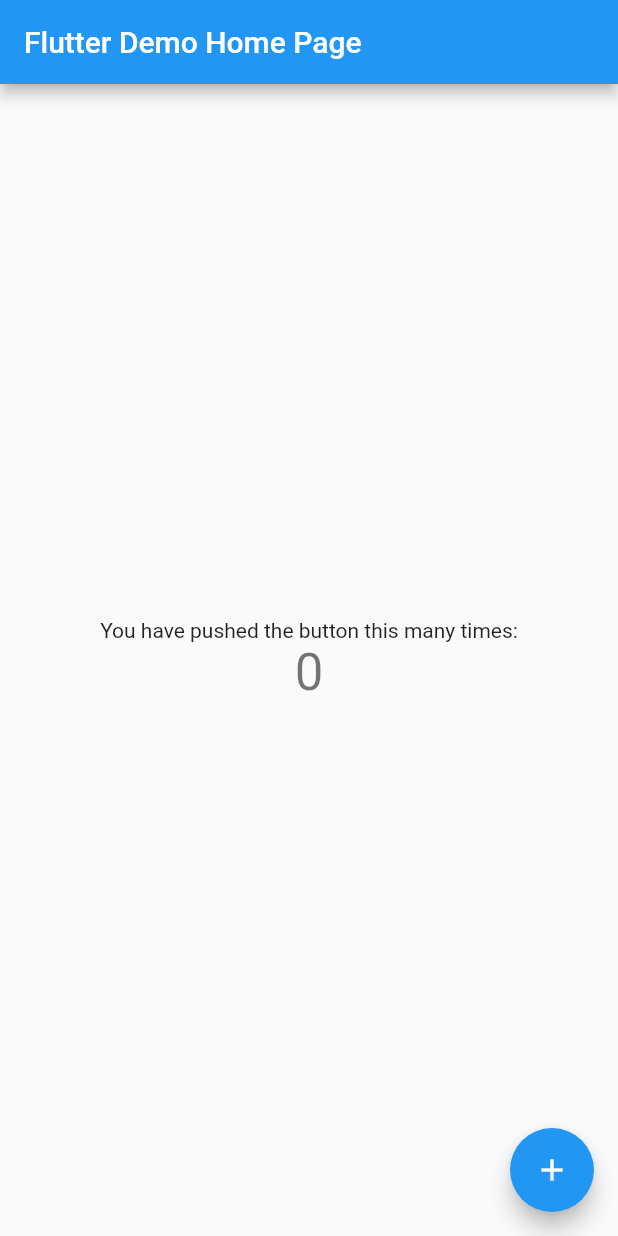
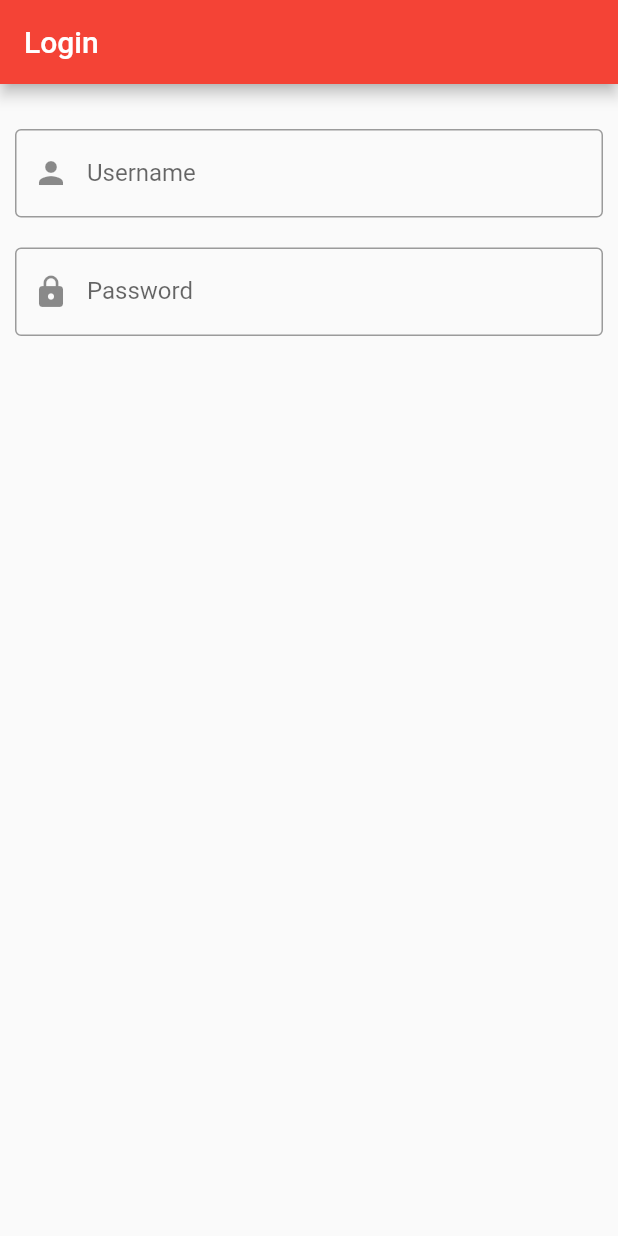
Before and after one commit to amoukalled/flutter-practice, a Flutter app: the screen it shows after launch, on a phone screen of 412 x 824 dp. Run offline on Flutter 3.47's test engine with Material 2 defaults, Android fonts, the phone set to English and light mode, and no system bars.

Commit message:
textfield component

```diff
--- a/lib/main.dart
+++ b/lib/main.dart
@@ -1,4 +1,5 @@
 import 'package:flutter/material.dart';
+import 'package:my_app/mytextfield.dart';
 
 void main() {
   runApp(const MyApp());
@@ -10,57 +11,52 @@ class MyApp extends StatelessWidget {
   @override
   Widget build(BuildContext context) {
     return MaterialApp(
-      title: 'Flutter Demo',
-      theme: ThemeData(
-        primarySwatch: Colors.blue,
-      ),
-      home: const MyHomePage(title: 'Flutter Demo Home Page'),
-    );
+        theme: ThemeData(
+          primarySwatch: Colors.red,
+        ),
+        home: const LoginPage());
   }
 }
 
-class MyHomePage extends StatefulWidget {
-  const MyHomePage({super.key, required this.title});
-
-  final String title;
+class LoginPage extends StatefulWidget {
+  const LoginPage({super.key});
 
   @override
-  State<MyHomePage> createState() => _MyHomePageState();
+  State<LoginPage> createState() => _LoginPageState();
 }
 
-class _MyHomePageState extends State<MyHomePage> {
-  int _counter = 0;
-
-  void _incrementCounter() {
-    setState(() {
-      _counter++;
-    });
-  }
+class _LoginPageState extends State<LoginPage> {
+  TextEditingController uNameController = TextEditingController();
+  TextEditingController passwordController = TextEditingController();
 
   @override
   Widget build(BuildContext context) {
     return Scaffold(
       appBar: AppBar(
-        title: Text(widget.title),
+        title: const Text('Login'),
       ),
-      body: Center(
+      body: Padding(
+        padding: const EdgeInsets.fromLTRB(10, 20, 10, 0),
         child: Column(
-          mainAxisAlignment: MainAxisAlignment.center,
+          mainAxisAlignment: MainAxisAlignment.start,
           children: <Widget>[
-            const Text(
-              'You have pushed the button this many times:',
-            ),
-            Text(
-              '$_counter',
-              style: Theme.of(context).textTheme.headlineMedium,
-            ),
+            Expanded(
+                child: Column(
+              children: [
+                MyTextField(
+                    controller: uNameController,
+                    label: 'Username',
+                    obscureText: false,
+                    icon: Icons.person),
+                MyTextField(
+                    controller: passwordController,
+                    label: 'Password',
+                    icon: Icons.lock,
+                    obscureText: true)
+              ],
+            ))
           ],
         ),
-      ),
-      floatingActionButton: FloatingActionButton(
-        onPressed: _incrementCounter,
-        tooltip: 'Increment',
-        child: const Icon(Icons.add),
       ),
     );
   }
--- /dev/null
+++ b/lib/mytextfield.dart
@@ -0,0 +1,34 @@
+import 'package:flutter/material.dart';
+
+class MyTextField extends StatefulWidget {
+  final TextEditingController controller;
+  final String label;
+  final IconData icon;
+  final bool obscureText;
+  const MyTextField(
+      {required this.controller,
+      required this.label,
+      required this.icon,
+      required this.obscureText,
+      super.key});
+
+  @override
+  State<MyTextField> createState() => _MyTextFieldState();
+}
+
+class _MyTextFieldState extends State<MyTextField> {
+  @override
+  Widget build(BuildContext context) {
+    return Container(
+      padding: const EdgeInsets.fromLTRB(0, 10, 0, 10),
+      child: TextField(
+        controller: widget.controller,
+        obscureText: widget.obscureText,
+        decoration: InputDecoration(
+            labelText: widget.label,
+            border: const OutlineInputBorder(),
+            prefixIcon: Icon(widget.icon)),
+      ),
+    );
+  }
+}
```
